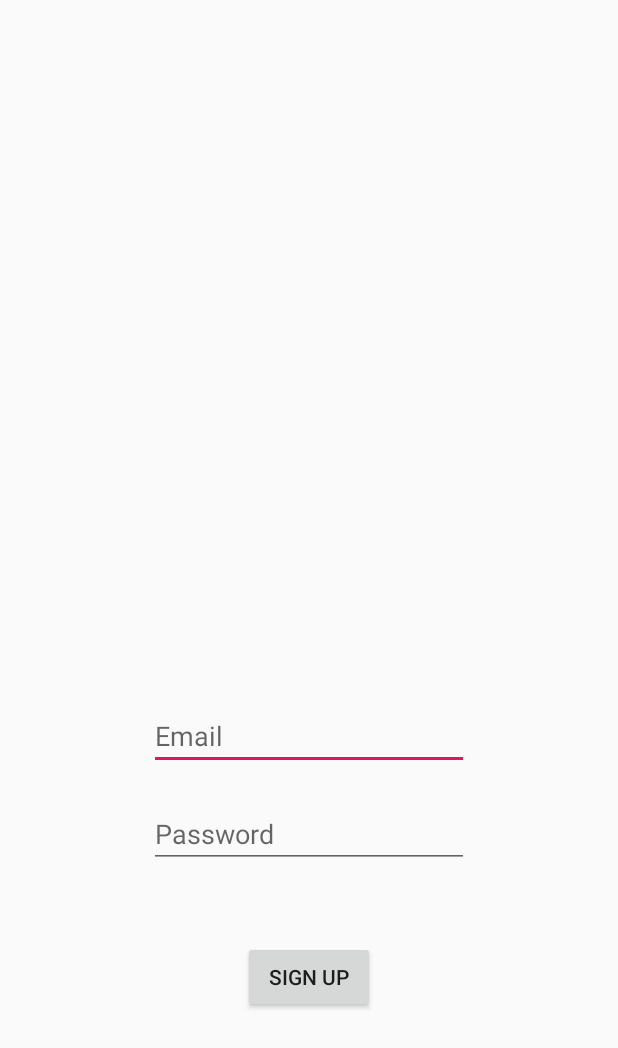
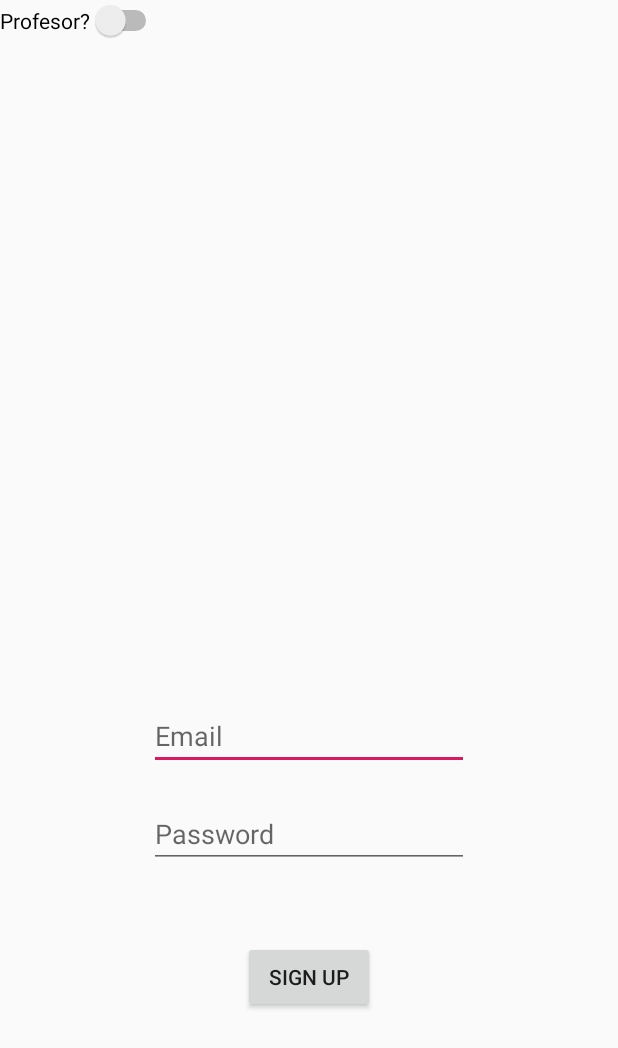
Before and after one commit to AxinteVlad/CursuriFSA, an Android app: the layout activity_sign_up.xml on its own in the app's theme, with its tools: preview values and no code run, on a phone screen of 412 x 824 dp. Shown: the top 1048 px of the screen. Run offline under Robolectric (Android 15) with nearby library versions, the phone set to English and light mode, and no system bars.

```diff
--- a/AndroidProjects/CursuriFSA/app/build.gradle
+++ b/AndroidProjects/CursuriFSA/app/build.gradle
@@ -28,6 +28,7 @@ dependencies {
     androidTestImplementation 'com.android.support.test.espresso:espresso-core:3.0.2'
     implementation 'com.google.firebase:firebase-core:16.0.7'
     implementation 'com.google.firebase:firebase-auth:16.1.0'
+    implementation 'com.google.firebase:firebase-firestore:18.0.1'
 
 }
 apply plugin: 'com.google.gms.google-services'
--- a/AndroidProjects/CursuriFSA/app/src/main/res/layout/activity_sign_up.xml
+++ b/AndroidProjects/CursuriFSA/app/src/main/res/layout/activity_sign_up.xml
@@ -51,4 +51,12 @@
         app:layout_constraintStart_toStartOf="parent"
         app:layout_constraintTop_toBottomOf="@+id/text_password"
         app:layout_constraintVertical_bias="0.223" />
+
+    <Switch
+        android:id="@+id/switch_usertype"
+        android:layout_width="wrap_content"
+        android:layout_height="wrap_content"
+        android:text="Profesor?"
+        tools:layout_editor_absoluteX="99dp"
+        tools:layout_editor_absoluteY="413dp" />
 </android.support.constraint.ConstraintLayout>
```
Also changed, not shown: AndroidProjects/CursuriFSA/app/src/main/java/com/axintevlad/cursurifsa/activities/LoginActivity.java (+15 -0 lines), AndroidProjects/CursuriFSA/app/src/main/java/com/axintevlad/cursurifsa/activities/SignUpActivity.java (+35 -2 lines).
